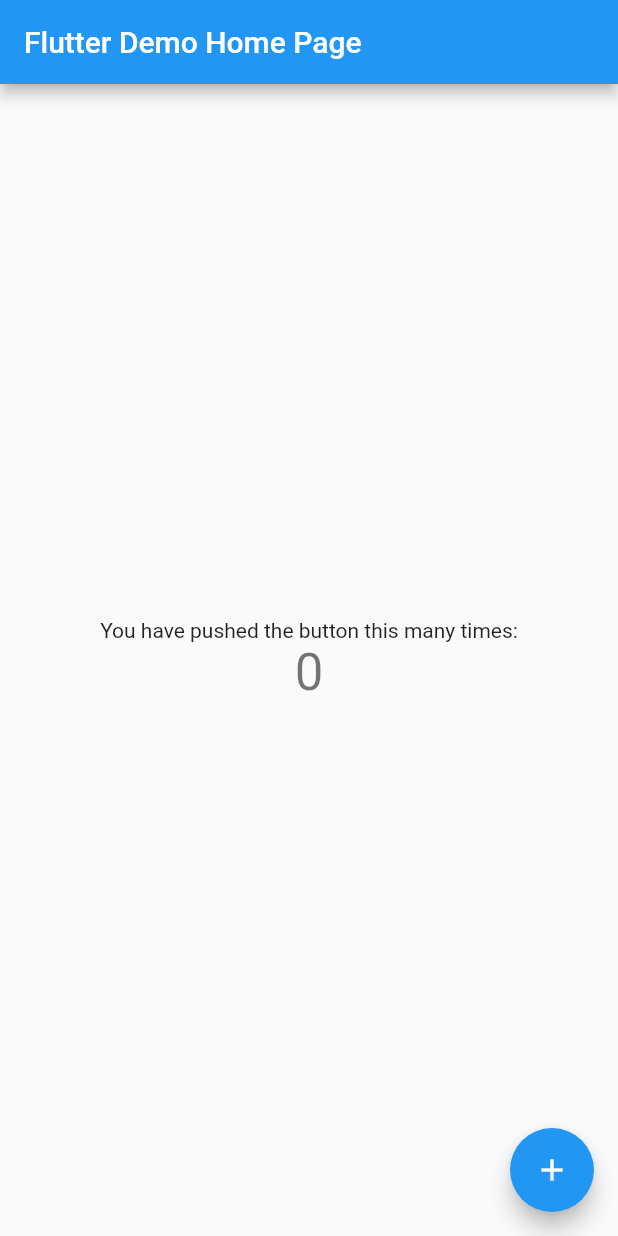
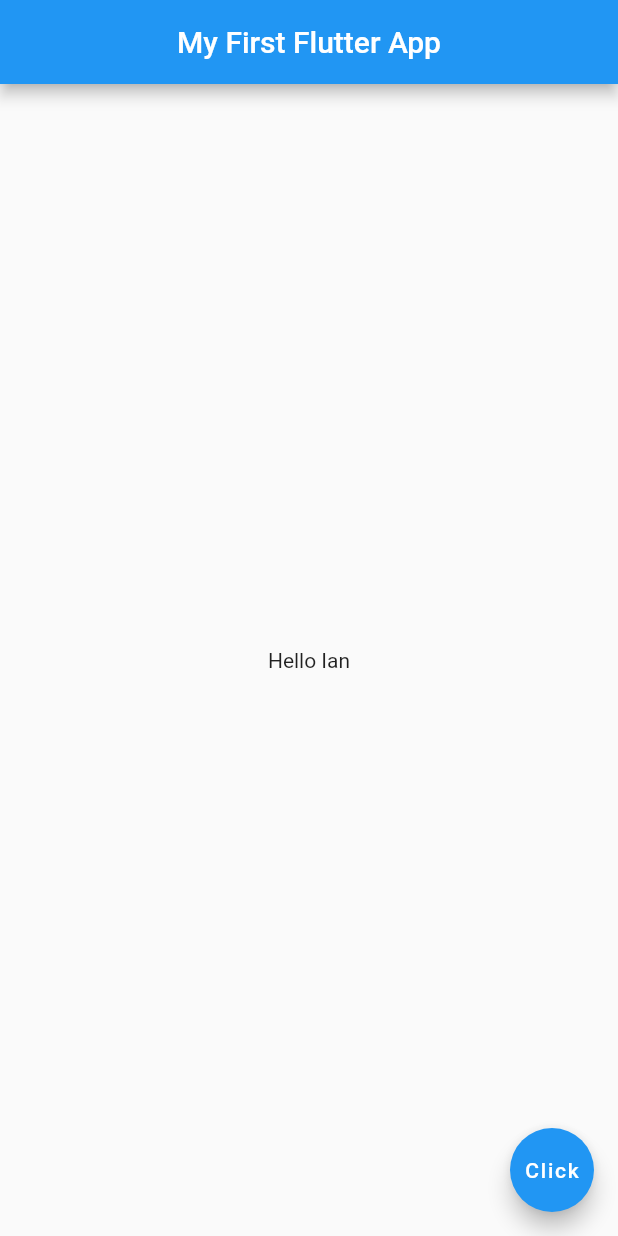
Before and after one commit to iwanjo/flutter, a Flutter app: the screen it shows after launch, on a phone screen of 412 x 824 dp. Run offline on Flutter 3.47's test engine with Material 2 defaults, Android fonts, the phone set to English and light mode, and no system bars.

Commit message:
Continuing Code

```diff
--- a/myapp/lib/main.dart
+++ b/myapp/lib/main.dart
@@ -1,117 +1,18 @@
 import 'package:flutter/material.dart';
 
 void main() {
-  runApp(MyApp());
-}
-
-class MyApp extends StatelessWidget {
-  // This widget is the root of your application.
-  @override
-  Widget build(BuildContext context) {
-    return MaterialApp(
-      title: 'Flutter Demo',
-      theme: ThemeData(
-        // This is the theme of your application.
-        //
-        // Try running your application with "flutter run". You'll see the
-        // application has a blue toolbar. Then, without quitting the app, try
-        // changing the primarySwatch below to Colors.green and then invoke
-        // "hot reload" (press "r" in the console where you ran "flutter run",
-        // or simply save your changes to "hot reload" in a Flutter IDE).
-        // Notice that the counter didn't reset back to zero; the application
-        // is not restarted.
-        primarySwatch: Colors.blue,
-        // This makes the visual density adapt to the platform that you run
-        // the app on. For desktop platforms, the controls will be smaller and
-        // closer together (more dense) than on mobile platforms.
-        visualDensity: VisualDensity.adaptivePlatformDensity,
-      ),
-      home: MyHomePage(title: 'Flutter Demo Home Page'),
-    );
-  }
-}
-
-class MyHomePage extends StatefulWidget {
-  MyHomePage({Key key, this.title}) : super(key: key);
-
-  // This widget is the home page of your application. It is stateful, meaning
-  // that it has a State object (defined below) that contains fields that affect
-  // how it looks.
-
-  // This class is the configuration for the state. It holds the values (in this
-  // case the title) provided by the parent (in this case the App widget) and
-  // used by the build method of the State. Fields in a Widget subclass are
-  // always marked "final".
-
-  final String title;
-
-  @override
-  _MyHomePageState createState() => _MyHomePageState();
-}
-
-class _MyHomePageState extends State<MyHomePage> {
-  int _counter = 0;
-
-  void _incrementCounter() {
-    setState(() {
-      // This call to setState tells the Flutter framework that something has
-      // changed in this State, which causes it to rerun the build method below
-      // so that the display can reflect the updated values. If we changed
-      // _counter without calling setState(), then the build method would not be
-      // called again, and so nothing would appear to happen.
-      _counter++;
-    });
-  }
-
-  @override
-  Widget build(BuildContext context) {
-    // This method is rerun every time setState is called, for instance as done
-    // by the _incrementCounter method above.
-    //
-    // The Flutter framework has been optimized to make rerunning build methods
-    // fast, so that you can just rebuild anything that needs updating rather
-    // than having to individually change instances of widgets.
-    return Scaffold(
+  runApp(MaterialApp(
+    home: Scaffold(
       appBar: AppBar(
-        // Here we take the value from the MyHomePage object that was created by
-        // the App.build method, and use it to set our appbar title.
-        title: Text(widget.title),
+        title: Text('My First Flutter App'),
+        centerTitle: true/**/,
       ),
       body: Center(
-        // Center is a layout widget. It takes a single child and positions it
-        // in the middle of the parent.
-        child: Column(
-          // Column is also a layout widget. It takes a list of children and
-          // arranges them vertically. By default, it sizes itself to fit its
-          // children horizontally, and tries to be as tall as its parent.
-          //
-          // Invoke "debug painting" (press "p" in the console, choose the
-          // "Toggle Debug Paint" action from the Flutter Inspector in Android
-          // Studio, or the "Toggle Debug Paint" command in Visual Studio Code)
-          // to see the wireframe for each widget.
-          //
-          // Column has various properties to control how it sizes itself and
-          // how it positions its children. Here we use mainAxisAlignment to
-          // center the children vertically; the main axis here is the vertical
-          // axis because Columns are vertical (the cross axis would be
-          // horizontal).
-          mainAxisAlignment: MainAxisAlignment.center,
-          children: <Widget>[
-            Text(
-              'You have pushed the button this many times:',
-            ),
-            Text(
-              '$_counter',
-              style: Theme.of(context).textTheme.headline4,
-            ),
-          ],
-        ),
+        child: Text("Hello Ian"),
       ),
       floatingActionButton: FloatingActionButton(
-        onPressed: _incrementCounter,
-        tooltip: 'Increment',
-        child: Icon(Icons.add),
-      ), // This trailing comma makes auto-formatting nicer for build methods.
-    );
-  }
+        child: Text("Click"),
+      ),
+    ),
+  ));
 }
```
